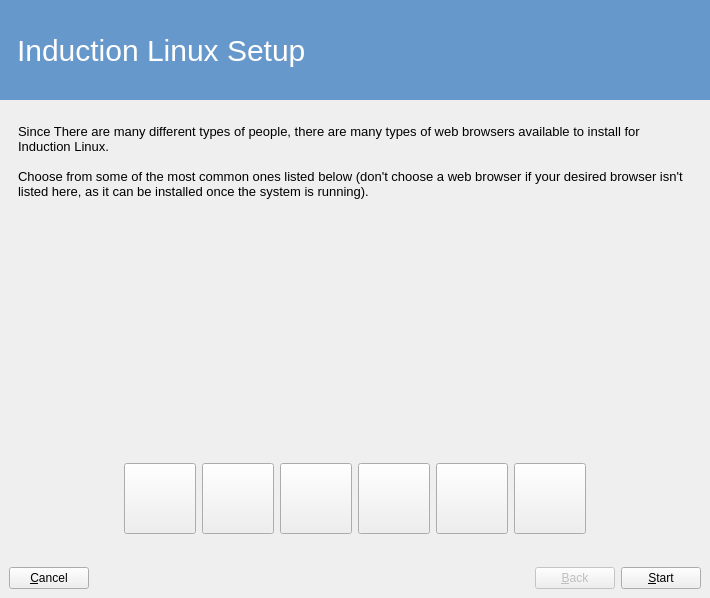
Above: installer/gui.ui from Blender3D/Book-Scanning-Linux before the change. Below: the same form after it.
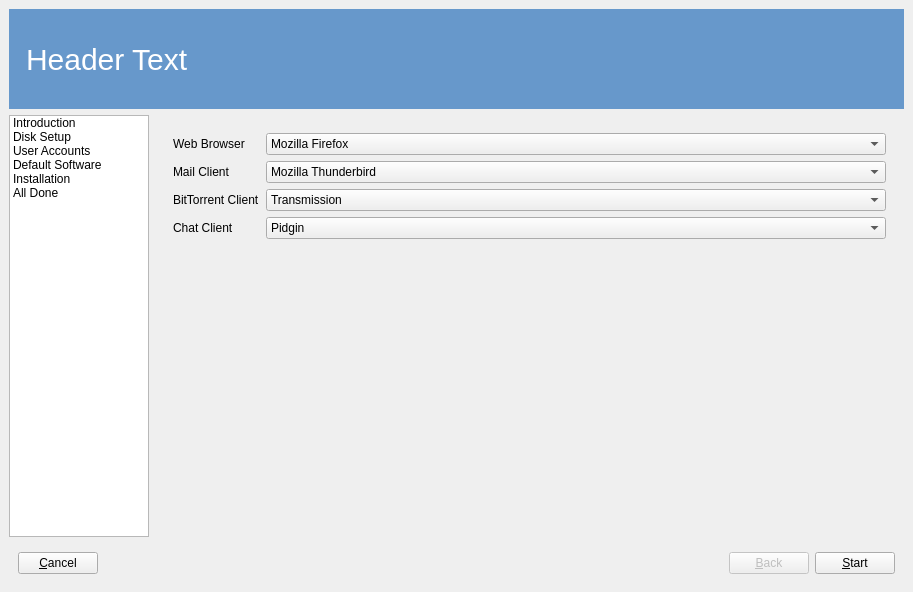
That is the form after the change. The open tabs and pages were chosen to show the change. Icons and pictures are not drawn. Custom widgets are drawn as their Qt base class.

Commit message: Created QInstallProgress.

What changed in the file:
```diff
--- a/installer/gui.ui
+++ b/installer/gui.ui
@@ -6,8 +6,8 @@
    <rect>
     <x>0</x>
     <y>0</y>
-    <width>710</width>
-    <height>598</height>
+    <width>913</width>
+    <height>592</height>
    </rect>
   </property>
   <property name="windowTitle">
@@ -15,13 +15,7 @@
   </property>
   <widget class="QWidget" name="centralwidget">
    <layout class="QGridLayout" name="gridLayout_2">
-    <property name="horizontalSpacing">
-     <number>0</number>
-    </property>
-    <property name="margin">
-     <number>0</number>
-    </property>
-    <item row="0" column="0">
+    <item row="0" column="0" colspan="2">
      <widget class="QLabel" name="label">
       <property name="minimumSize">
        <size>
@@ -38,11 +32,119 @@
 }</string>
       </property>
       <property name="text">
-       <string>Induction Linux Setup</string>
+       <string>Header Text</string>
       </property>
      </widget>
     </item>
     <item row="1" column="0">
+     <widget class="QInstallProgress" name="progressList">
+      <property name="sizePolicy">
+       <sizepolicy hsizetype="Preferred" vsizetype="Preferred">
+        <horstretch>0</horstretch>
+        <verstretch>0</verstretch>
+       </sizepolicy>
+      </property>
+      <property name="maximumSize">
+       <size>
+        <width>140</width>
+        <height>16777215</height>
+       </size>
+      </property>
+      <property name="styleSheet">
+       <string notr="true"/>
+      </property>
+      <property name="horizontalScrollBarPolicy">
+       <enum>Qt::ScrollBarAlwaysOff</enum>
+      </property>
+      <property name="editTriggers">
+       <set>QAbstractItemView::NoEditTriggers</set>
+      </property>
+      <property name="selectionMode">
+       <enum>QAbstractItemView::NoSelection</enum>
+      </property>
+      <property name="autoExpandDelay">
+       <number>1</number>
+      </property>
+      <property name="indentation">
+       <number>0</number>
+      </property>
+      <property name="itemsExpandable">
+       <bool>false</bool>
+      </property>
+      <property name="animated">
+       <bool>true</bool>
+      </property>
+      <attribute name="headerVisible">
+       <bool>false</bool>
+      </attribute>
+      <column>
+       <property name="text">
+        <string>Step</string>
+       </property>
+      </column>
+      <item>
+       <property name="text">
+        <string>Introduction</string>
+       </property>
+      </item>
+      <item>
+       <property name="text">
+        <string>Disk Setup</string>
+       </property>
+       <item>
+        <property name="text">
+         <string>Install Destination</string>
+        </property>
+       </item>
+       <item>
+        <property name="text">
+         <string>Swap Partition</string>
+        </property>
+       </item>
+      </item>
+      <item>
+       <property name="text">
+        <string>User Accounts</string>
+       </property>
+      </item>
+      <item>
+       <property name="text">
+        <string>Default Software</string>
+       </property>
+       <item>
+        <property name="text">
+         <string>Web</string>
+        </property>
+       </item>
+       <item>
+        <property name="text">
+         <string>Multimedia</string>
+        </property>
+       </item>
+       <item>
+        <property name="text">
+         <string>Development</string>
+        </property>
+       </item>
+       <item>
+        <property name="text">
+         <string>Office</string>
+        </property>
+       </item>
+      </item>
+      <item>
+       <property name="text">
+        <string>Installation</string>
+       </property>
+      </item>
+      <item>
+       <property name="text">
+        <string>All Done</string>
+       </property>
+      </item>
+     </widget>
+    </item>
+    <item row="1" column="1">
      <widget class="QStackedWidget" name="contentWidget">
       <property name="currentIndex">
        <number>0</number>
@@ -339,36 +441,234 @@
         </item>
        </layout>
       </widget>
+      <widget class="QWidget" name="page">
+       <layout class="QGridLayout" name="gridLayout_13">
+        <item row="0" column="0">
+         <widget class="QLabel" name="diskSpaceWarning_2">
+          <property name="sizePolicy">
+           <sizepolicy hsizetype="Preferred" vsizetype="Minimum">
+            <horstretch>0</horstretch>
+            <verstretch>0</verstretch>
+           </sizepolicy>
+          </property>
+          <property name="text">
+           <string>&lt;!DOCTYPE HTML PUBLIC &quot;-//W3C//DTD HTML 4.0//EN&quot; &quot;http://www.w3.org/TR/REC-html40/strict.dtd&quot;&gt;
+&lt;html&gt;&lt;head&gt;&lt;meta name=&quot;qrichtext&quot; content=&quot;1&quot; /&gt;&lt;style type=&quot;text/css&quot;&gt;
+p, li { white-space: pre-wrap; }
+&lt;/style&gt;&lt;/head&gt;&lt;body style=&quot; font-family:'Droid Sans'; font-size:10pt; font-weight:400; font-style:normal;&quot;&gt;
+&lt;p style=&quot; margin-top:0px; margin-bottom:0px; margin-left:0px; margin-right:0px; -qt-block-indent:0; text-indent:0px;&quot;&gt;&lt;span style=&quot; font-family:'DejaVu LGC Sans';&quot;&gt;You can configure Induction's default applications here. If you are fine with the defaults, just click the &lt;/span&gt;&lt;span style=&quot; font-family:'DejaVu LGC Sans'; font-weight:600;&quot;&gt;Skip&lt;/span&gt;&lt;span style=&quot; font-family:'DejaVu LGC Sans';&quot;&gt; button.&lt;/span&gt;&lt;/p&gt;&lt;/body&gt;&lt;/html&gt;</string>
+          </property>
+          <property name="textFormat">
+           <enum>Qt::RichText</enum>
+          </property>
+          <property name="alignment">
+           <set>Qt::AlignLeading|Qt::AlignLeft|Qt::AlignTop</set>
+          </property>
+          <property name="wordWrap">
+           <bool>true</bool>
+          </property>
+         </widget>
+        </item>
+       </layout>
+      </widget>
       <widget class="QWidget" name="content6">
        <layout class="QGridLayout" name="gridLayout_14">
         <item row="0" column="0">
          <widget class="QFrame" name="frame_7">
-          <layout class="QGridLayout" name="gridLayout_13">
+          <layout class="QFormLayout" name="formLayout_2">
            <item row="0" column="0">
-            <widget class="QLabel" name="diskSpaceWarning_2">
-             <property name="sizePolicy">
-              <sizepolicy hsizetype="Preferred" vsizetype="Minimum">
-               <horstretch>0</horstretch>
-               <verstretch>0</verstretch>
-              </sizepolicy>
+            <widget class="QLabel" name="webBrowserLabel">
+             <property name="text">
+              <string>Web Browser</string>
              </property>
+            </widget>
+           </item>
+           <item row="0" column="1">
+            <widget class="QComboBox" name="webBrowserComboBox">
+             <item>
+              <property name="text">
+               <string>Mozilla Firefox</string>
+              </property>
+             </item>
+             <item>
+              <property name="text">
+               <string>Mozilla Nightly</string>
+              </property>
+             </item>
+             <item>
+              <property name="text">
+               <string>Opera</string>
+              </property>
+             </item>
+             <item>
+              <property name="text">
+               <string>Google Chrome (stable)</string>
+              </property>
+             </item>
+             <item>
+              <property name="text">
+               <string>Google Chrome (beta)</string>
+              </property>
+             </item>
+             <item>
+              <property name="text">
+               <string>Google Chrome (dev)</string>
+              </property>
+             </item>
+             <item>
+              <property name="text">
+               <string>Chromium (stable)</string>
+              </property>
+             </item>
+             <item>
+              <property name="text">
+               <string>Chromium (beta)</string>
+              </property>
+             </item>
+             <item>
+              <property name="text">
+               <string>Chromium (dev)</string>
+              </property>
+             </item>
+             <item>
+              <property name="text">
+               <string>Midori</string>
+              </property>
+             </item>
+             <item>
+              <property name="text">
+               <string>Jumanji</string>
+              </property>
+             </item>
+             <item>
+              <property name="text">
+               <string>Links</string>
+              </property>
+             </item>
+             <item>
+              <property name="text">
+               <string>Dillo</string>
+              </property>
+             </item>
+             <item>
+              <property name="text">
+               <string>Uzbl</string>
+              </property>
+             </item>
+            </widget>
+           </item>
+           <item row="1" column="0">
+            <widget class="QLabel" name="mailClientLabel">
              <property name="text">
-              <string>&lt;!DOCTYPE HTML PUBLIC &quot;-//W3C//DTD HTML 4.0//EN&quot; &quot;http://www.w3.org/TR/REC-html40/strict.dtd&quot;&gt;
-&lt;html&gt;&lt;head&gt;&lt;meta name=&quot;qrichtext&quot; content=&quot;1&quot; /&gt;&lt;style type=&quot;text/css&quot;&gt;
-p, li { white-space: pre-wrap; }
-&lt;/style&gt;&lt;/head&gt;&lt;body style=&quot; font-family:'DejaVu LGC Sans'; font-size:10pt; font-weight:400; font-style:normal;&quot;&gt;
-&lt;p style=&quot; margin-top:0px; margin-bottom:0px; margin-left:0px; margin-right:0px; -qt-block-indent:0; text-indent:0px;&quot;&gt;&lt;span style=&quot; font-family:'Sans';&quot;&gt;Since There are many different types of people, there are many types of web browsers available to install for Induction Linux.&lt;/span&gt;&lt;/p&gt;
-&lt;p style=&quot;-qt-paragraph-type:empty; margin-top:0px; margin-bottom:0px; margin-left:0px; margin-right:0px; -qt-block-indent:0; text-indent:0px; font-family:'Sans';&quot;&gt;&lt;/p&gt;
-&lt;p style=&quot; margin-top:0px; margin-bottom:0px; margin-left:0px; margin-right:0px; -qt-block-indent:0; text-indent:0px;&quot;&gt;&lt;span style=&quot; font-family:'Sans';&quot;&gt;Choose from some of the most common ones listed below (don't choose a web browser if your desired browser isn't listed here, as it can be installed once the system is running).&lt;/span&gt;&lt;/p&gt;&lt;/body&gt;&lt;/html&gt;</string>
+              <string>Mail Client</string>
              </property>
-             <property name="textFormat">
-              <enum>Qt::RichText</enum>
+            </widget>
+           </item>
+           <item row="1" column="1">
+            <widget class="QComboBox" name="mailClientComboBox">
+             <item>
+              <property name="text">
+               <string>Mozilla Thunderbird</string>
+              </property>
+             </item>
+             <item>
+              <property name="text">
+               <string>Mozilla Thunderbird (nightly)</string>
+              </property>
+             </item>
+             <item>
+              <property name="text">
+               <string>Postler</string>
+              </property>
+             </item>
+             <item>
+              <property name="text">
+               <string>Claws Mail</string>
+              </property>
+             </item>
+             <item>
+              <property name="text">
+               <string>Sylpheed</string>
+              </property>
+             </item>
+            </widget>
+           </item>
+           <item row="2" column="0">
+            <widget class="QLabel" name="bitTorrentClientLabel">
+             <property name="text">
+              <string>BitTorrent Client</string>
              </property>
-             <property name="alignment">
-              <set>Qt::AlignLeading|Qt::AlignLeft|Qt::AlignTop</set>
+            </widget>
+           </item>
+           <item row="2" column="1">
+            <widget class="QComboBox" name="bitTorrentClientComboBox">
+             <item>
+              <property name="text">
+               <string>Transmission</string>
+              </property>
+             </item>
+             <item>
+              <property name="text">
+               <string>Deluge</string>
+              </property>
+             </item>
+             <item>
+              <property name="text">
+               <string>qBittorrent</string>
+              </property>
+             </item>
+             <item>
+              <property name="text">
+               <string>rTorrent</string>
+              </property>
+             </item>
+             <item>
+              <property name="text">
+               <string>Vuze</string>
+              </property>
+             </item>
+            </widget>
+           </item>
+           <item row="3" column="0">
+            <widget class="QLabel" name="chatClientLabel">
+             <property name="text">
+              <string>Chat Client</string>
              </property>
-             <property name="wordWrap">
-              <bool>true</bool>
+            </widget>
+           </item>
+           <item row="3" column="1">
+            <widget class="QComboBox" name="chatClientComboBox">
+             <item>
+              <property name="text">
+               <string>Pidgin</string>
+              </property>
+             </item>
+             <item>
+              <property name="text">
+               <string>Gajim</string>
+              </property>
+             </item>
+             <item>
+              <property name="text">
+               <string>XChat</string>
+              </property>
+             </item>
+            </widget>
+           </item>
+          </layout>
+         </widget>
+        </item>
+       </layout>
+      </widget>
+      <widget class="QWidget" name="page_2">
+       <layout class="QGridLayout" name="gridLayout_15">
+        <item row="0" column="0">
+         <widget class="QFrame" name="frame_8">
+          <layout class="QFormLayout" name="formLayout">
+           <item row="0" column="0">
+            <widget class="QLabel" name="documentReaderLabel">
+             <property name="text">
+              <string>Document Reader</string>
              </property>
             </widget>
            </item>
@@ -379,183 +679,12 @@
              </property>
              <property name="sizeHint" stdset="0">
               <size>
-               <width>20</width>
-               <height>40</height>
+               <width>0</width>
+               <height>20</height>
               </size>
              </property>
             </spacer>
            </item>
-           <item row="2" column="0">
-            <layout class="QHBoxLayout" name="horizontalLayout_2">
-             <item>
-              <spacer name="horizontalSpacer_3">
-               <property name="orientation">
-                <enum>Qt::Horizontal</enum>
-               </property>
-               <property name="sizeHint" stdset="0">
-                <size>
-                 <width>40</width>
-                 <height>20</height>
-                </size>
-               </property>
-              </spacer>
-             </item>
-             <item>
-              <widget class="QToolButton" name="midoriButton">
-               <property name="toolTip">
-                <string>Extremely leightweight Midori web browser</string>
-               </property>
-               <property name="text">
-                <string/>
-               </property>
-               <property name="icon">
-                <iconset resource="resources.qrc">
-                 <normaloff>:/icons/icons/midori.png</normaloff>:/icons/icons/midori.png</iconset>
-               </property>
-               <property name="iconSize">
-                <size>
-                 <width>64</width>
-                 <height>64</height>
-                </size>
-               </property>
-               <property name="checkable">
-                <bool>true</bool>
-               </property>
-              </widget>
-             </item>
-             <item>
-              <widget class="QToolButton" name="operaButton">
-               <property name="toolTip">
-                <string>Fast and feature-packed Opera</string>
-               </property>
-               <property name="text">
-                <string/>
-               </property>
-               <property name="icon">
-                <iconset resource="resources.qrc">
-                 <normaloff>:/icons/icons/opera.png</normaloff>:/icons/icons/opera.png</iconset>
-               </property>
-               <property name="iconSize">
-                <size>
-                 <width>64</width>
-                 <height>64</height>
-                </size>
-               </property>
-               <property name="checkable">
-                <bool>true</bool>
-               </property>
-              </widget>
-             </item>
-             <item>
-              <widget class="QToolButton" name="chromeButton">
-               <property name="toolTip">
-                <string>Google Chrome, the fastest web browser</string>
-               </property>
-               <property name="text">
-                <string/>
-               </property>
-               <property name="icon">
-                <iconset resource="resources.qrc">
-                 <normaloff>:/icons/icons/google-chrome.png</normaloff>:/icons/icons/google-chrome.png</iconset>
-               </property>
-               <property name="iconSize">
-                <size>
-                 <width>64</width>
-                 <height>64</height>
-                </size>
-               </property>
-               <property name="checkable">
-                <bool>true</bool>
-               </property>
-              </widget>
-             </item>
-             <item>
-              <widget class="QToolButton" name="epiphanyButton">
-               <property name="toolTip">
-                <string>GNOME's default Epiphany web browser</string>
-               </property>
-               <property name="text">
-                <string/>
-               </property>
-               <property name="icon">
-                <iconset resource="resources.qrc">
-                 <normaloff>:/icons/icons/epiphany.png</normaloff>:/icons/icons/epiphany.png</iconset>
-               </property>
-               <property name="iconSize">
-                <size>
-                 <width>64</width>
-                 <height>64</height>
-                </size>
-               </property>
-               <property name="checkable">
-                <bool>true</bool>
-               </property>
-              </widget>
-             </item>
-             <item>
-              <widget class="QToolButton" name="firefoxButton">
-               <property name="toolTip">
-                <string>Firefox, the most customizable</string>
-               </property>
-               <property name="text">
-                <string/>
-               </property>
-               <property name="icon">
-                <iconset resource="resources.qrc">
-                 <normaloff>:/icons/icons/firefox.png</normaloff>:/icons/icons/firefox.png</iconset>
-               </property>
-               <property name="iconSize">
-                <size>
-                 <width>64</width>
-                 <height>64</height>
-                </size>
-               </property>
-               <property name="checkable">
-                <bool>true</bool>
-               </property>
-               <property name="autoRepeat">
-                <bool>true</bool>
-               </property>
-              </widget>
-             </item>
-             <item>
-              <widget class="QToolButton" name="noBrowserButton">
-               <property name="toolTip">
-                <string>No web browser</string>
-               </property>
-               <property name="text">
-                <string/>
-               </property>
-               <property name="icon">
-                <iconset resource="resources.qrc">
-                 <normaloff>:/icons/icons/edit-delete.png</normaloff>:/icons/icons/edit-delete.png</iconset>
-               </property>
-               <property name="iconSize">
-                <size>
-                 <width>64</width>
-                 <height>64</height>
-                </size>
-               </property>
-               <property name="checkable">
-                <bool>true</bool>
-               </property>
-              </widget>
-             </item>
-             <item>
-              <spacer name="horizontalSpacer_2">
-               <property name="orientation">
-                <enum>Qt::Horizontal</enum>
-               </property>
-               <property name="sizeHint" stdset="0">
-                <size>
-                 <width>40</width>
-                 <height>20</height>
-                </size>
-               </property>
-              </spacer>
-             </item>
-            </layout>
-           </item>
           </layout>
          </widget>
         </item>
@@ -563,7 +692,7 @@
       </widget>
      </widget>
     </item>
-    <item row="2" column="0">
+    <item row="2" column="0" colspan="2">
      <widget class="QFrame" name="frame">
       <layout class="QGridLayout" name="gridLayout">
        <item row="0" column="0">
@@ -613,6 +742,13 @@
    </layout>
   </widget>
  </widget>
+ <customwidgets>
+  <customwidget>
+   <class>QInstallProgress</class>
+   <extends>QTreeWidget</extends>
+   <header>QInstallProgress</header>
+  </customwidget>
+ </customwidgets>
  <resources>
   <include location="resources.qrc"/>
  </resources>
```
Left out of the diff: 374 changed lines with no effect on the pictures. The commit also changes 393 other files.
